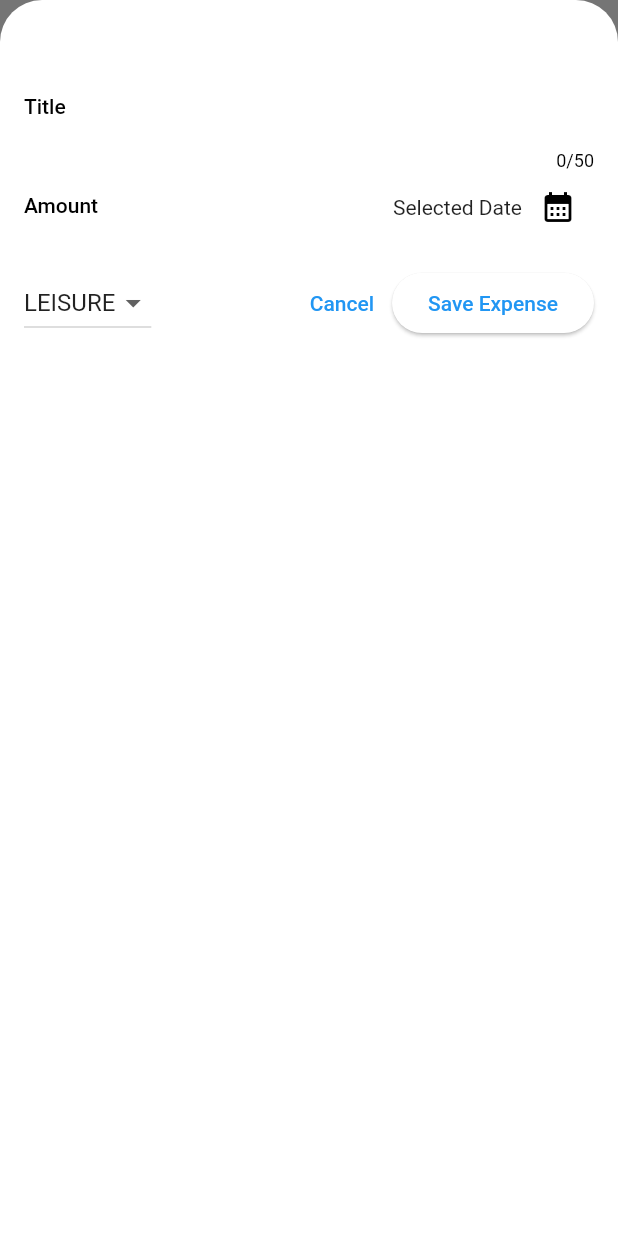
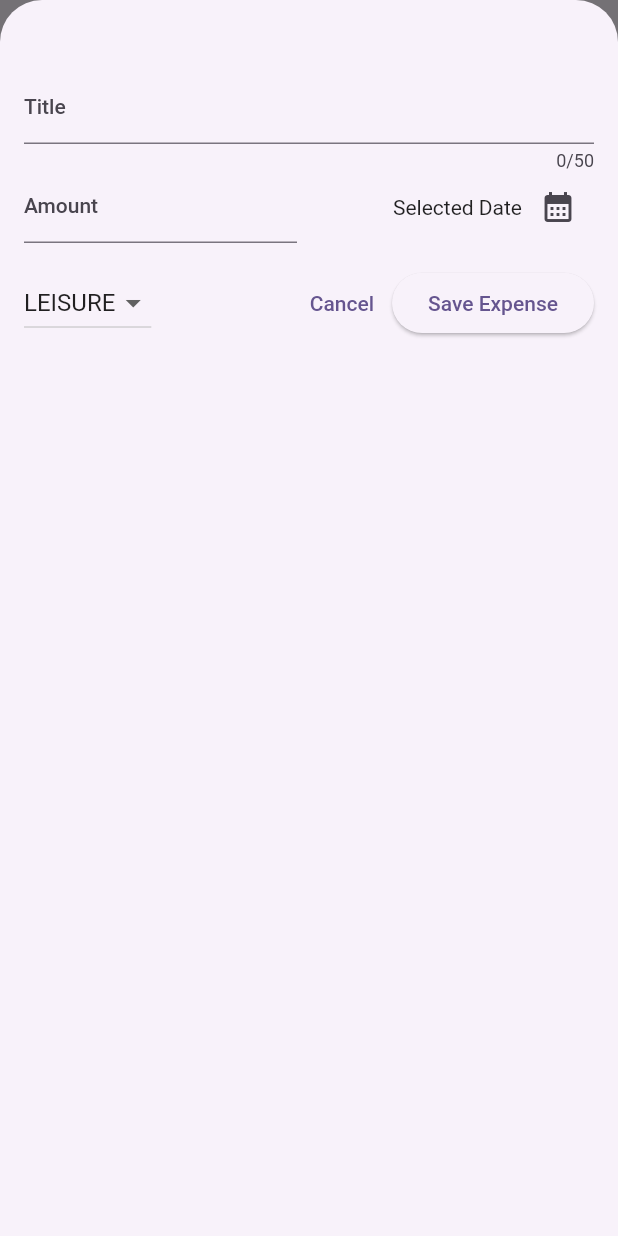
Before and after one commit to mnengineer/expense_tracker_app, a Flutter app: the screen it shows after launch, after a tap on the "add" icon, on a phone screen of 412 x 824 dp. Run offline on Flutter 3.47's test engine with Material 2 defaults, Android fonts, the phone set to English and light mode, and no system bars.

Commit message:
feat: colorSchemeの設定

```diff
--- a/lib/main.dart
+++ b/lib/main.dart
@@ -1,12 +1,15 @@
 import 'package:expense_tracker_app/widgets/expenses.dart';
 import 'package:flutter/material.dart';
+
+var kColorScheme =
+    ColorScheme.fromSeed(seedColor: const Color.fromARGB(155, 96, 59, 181));
 
 void main() {
   runApp(
     MaterialApp(
       theme: ThemeData().copyWith(
         useMaterial3: true,
-        scaffoldBackgroundColor: Colors.purple,
+        colorScheme: kColorScheme,
       ),
       home: const Expenses(),
     ),
```
